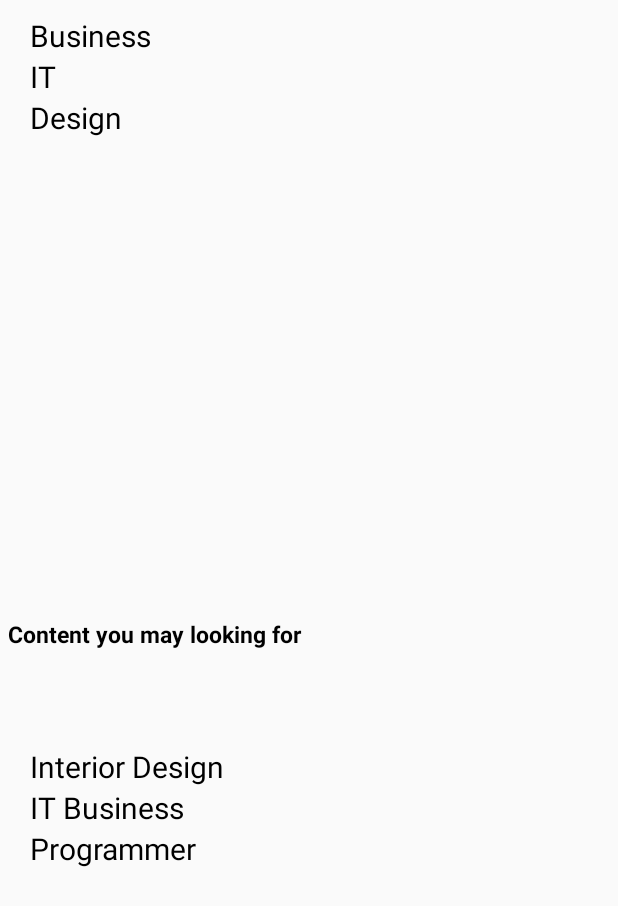
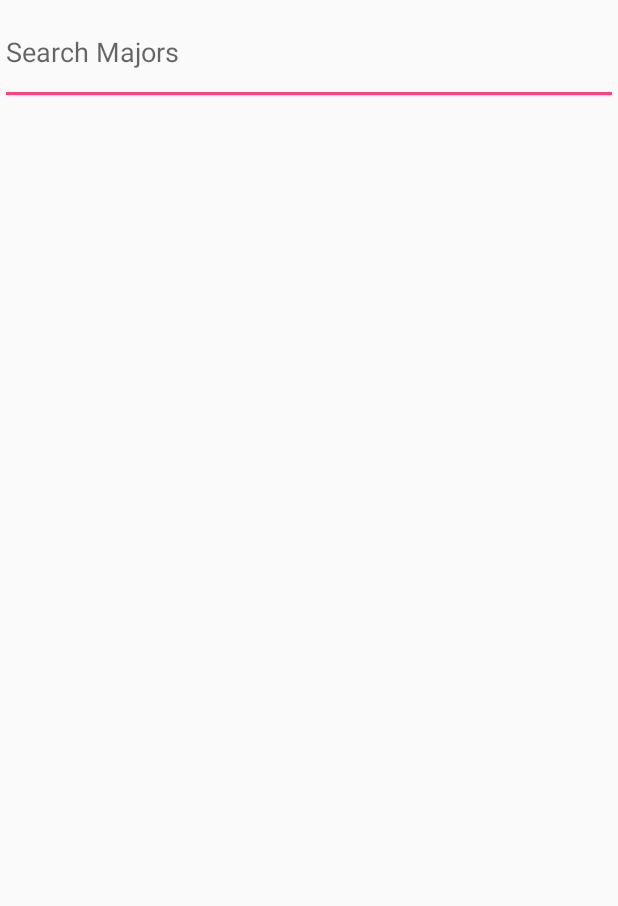
Before and after one commit to GVZ7/MYProject, an Android app: the fragment SearchFragment shown on its own in the app's theme, on a phone screen of 412 x 824 dp. Shown: the top 906 px of the screen. Run offline under Robolectric (Android 15) with nearby library versions, the phone set to English and light mode, and no system bars.

Commit message:
view list search

```diff
--- a/app/src/main/java/kh/edu/rupp/ckcc/myproject/MainActivity.java
+++ b/app/src/main/java/kh/edu/rupp/ckcc/myproject/MainActivity.java
@@ -265,6 +265,7 @@ public class MainActivity extends AppCompatActivity {
 
 
 
+
     private void loadProfileInfoFromFacebook() {
         AccessToken accessToken = AccessToken.getCurrentAccessToken();
         if (accessToken != null) {
--- a/app/src/main/java/kh/edu/rupp/ckcc/myproject/SearchFragment.java
+++ b/app/src/main/java/kh/edu/rupp/ckcc/myproject/SearchFragment.java
@@ -7,8 +7,15 @@ import android.support.v4.app.Fragment;
 import android.view.LayoutInflater;
 import android.view.View;
 import android.view.ViewGroup;
+import android.widget.EditText;
 
-public class SearchFragment extends Fragment{
+import java.util.ArrayList;
+
+public class SearchFragment extends Fragment {
+
+    EditText search;
+
+
     public SearchFragment() {
     }
 
@@ -18,4 +25,23 @@ public class SearchFragment extends Fragment{
         View view = inflater.inflate(R.layout.activity_search,container,false);
         return view;
     }
+
+    public EditText getSearch() {
+        return search;
+    }
+
+//    //search
+//    seac.setOnEditorActionListener(new TextView.OnEditorActionListener() {
+//        @Override
+//        public boolean onEditorAction(TextView v, int actionId, KeyEvent event) {
+//            if (actionId == EditorInfo.IME_ACTION_SEARCH) {
+//                performSearch();
+//                return true;
+//            }
+//            return false;
+//        }
+//    });
+
+
+
 }
--- a/app/src/main/res/layout/activity_search.xml
+++ b/app/src/main/res/layout/activity_search.xml
@@ -14,67 +14,23 @@
         android:orientation="vertical"
         android:layout_weight="1"
         android:layout_height="0dp">
-        <TextView
-            android:layout_width="wrap_content"
-            android:layout_marginLeft="20dp"
-            android:layout_marginTop="10dp"
-            android:text="Business"
-            android:textColor="#000"
-            android:textSize="20dp"
-            android:layout_height="wrap_content" />
-        <TextView
-            android:layout_width="wrap_content"
-            android:textSize="20dp"
-            android:layout_marginLeft="20dp"
-            android:textColor="#000"
-            android:text="IT"
-            android:layout_height="wrap_content" />
-        <TextView
-            android:layout_width="wrap_content"
-            android:textSize="20dp"
-            android:layout_marginLeft="20dp"
-            android:textColor="#000"
-            android:text="Design"
-            android:layout_height="wrap_content" />
-    </LinearLayout>
-    <LinearLayout
-        android:layout_width="match_parent"
-        android:orientation="vertical"
-        android:layout_weight="1"
-        android:layout_height="0dp">
-        <TextView
+        <EditText
             android:layout_width="match_parent"
-            android:layout_marginLeft="5dp"
-            android:text="Content you may looking for "
-            android:textSize="15dp"
-            android:textColor="#000"
-            android:textStyle="bold"
-            android:layout_height="80dp" />
-        <TextView
-            android:layout_width="wrap_content"
-            android:textSize="20dp"
-            android:layout_marginTop="5dp"
-            android:layout_marginLeft="20dp"
-            android:textColor="#000"
-            android:text="Interior Design"
-            android:layout_height="wrap_content" />
-        <TextView
-            android:layout_width="wrap_content"
-            android:textSize="20dp"
-            android:layout_marginLeft="20dp"
-            android:textColor="#000"
-            android:text="IT Business"
-            android:layout_height="wrap_content" />
-        <TextView
-            android:layout_width="wrap_content"
-            android:textSize="20dp"
-            android:layout_marginLeft="20dp"
-            android:textColor="#000"
-            android:text="Programmer"
-            android:layout_height="wrap_content" />
+            android:layout_height="70dp"
+            android:hint="Search Majors"
+            android:id="@+id/seach_from_search_fragment"
+            android:imeOptions="actionSearch"
+            />
+        <ListView
+            android:layout_width="match_parent"
+            android:layout_height="wrap_content"
+            android:id="@+id/list_major">
+
+        </ListView>
 
     </LinearLayout>
 
 
+
 </LinearLayout>
 </ScrollView>
```
